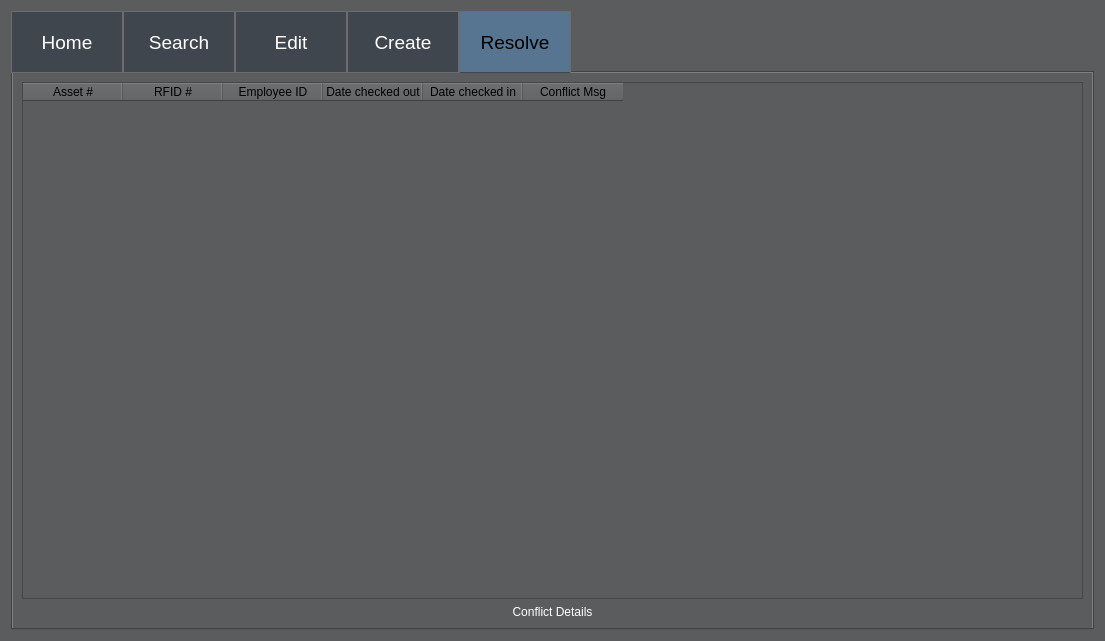
The window that ui/Admin_Level2_Access.ui (Capstone-RFID/Code) describes before a commit, drawn with Qt 5.
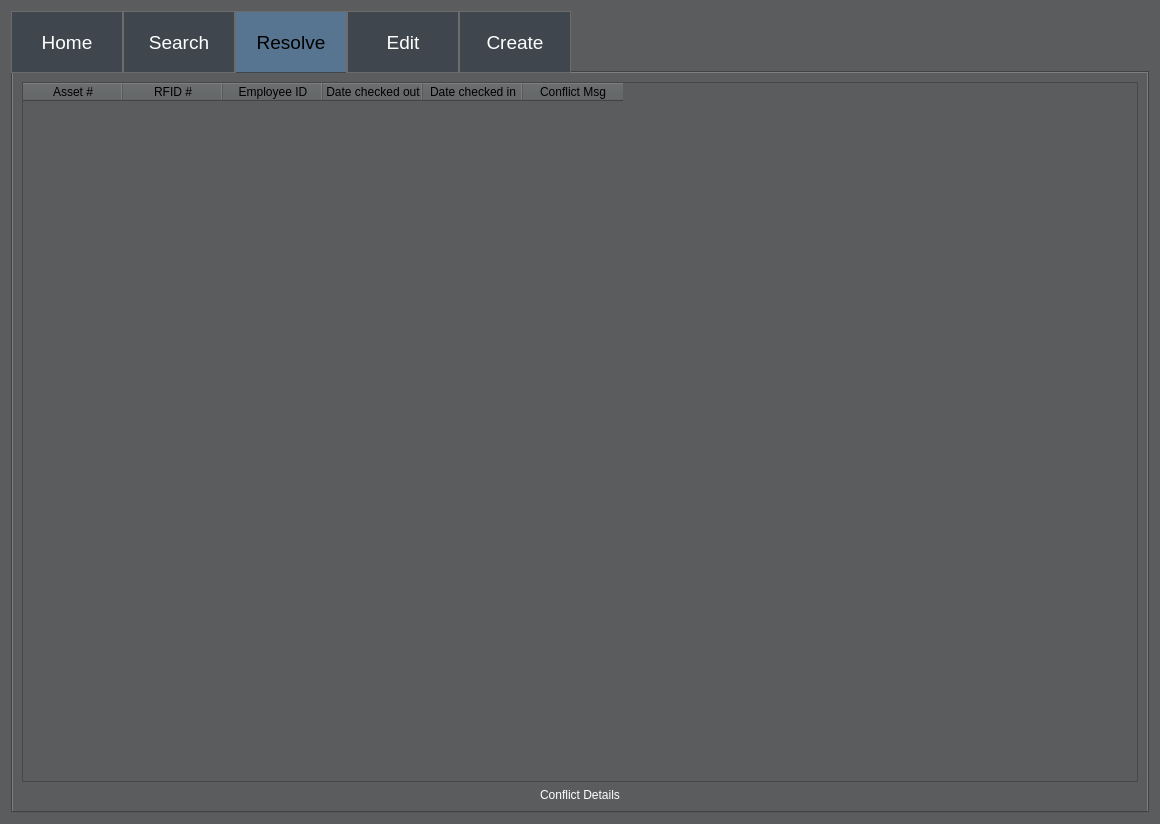
The same window after the commit. The open tabs and pages were chosen to show the change.

Commit message: Table header size changes

Diff of the .ui file:
```diff
--- a/ui/Admin_Level2_Access.ui
+++ b/ui/Admin_Level2_Access.ui
@@ -6,8 +6,8 @@
    <rect>
     <x>0</x>
     <y>0</y>
-    <width>1105</width>
-    <height>641</height>
+    <width>1160</width>
+    <height>824</height>
    </rect>
   </property>
   <property name="windowTitle">
@@ -1004,6 +1004,54 @@
        </item>
       </layout>
      </widget>
+     <widget class="QWidget" name="Resolve_Tab">
+      <attribute name="title">
+       <string>Resolve</string>
+      </attribute>
+      <layout class="QVBoxLayout" name="verticalLayout_12">
+       <item>
+        <widget class="QTableWidget" name="Resolve_Display_Conflicts_Table">
+         <column>
+          <property name="text">
+           <string>Asset #</string>
+          </property>
+         </column>
+         <column>
+          <property name="text">
+           <string>RFID #</string>
+          </property>
+         </column>
+         <column>
+          <property name="text">
+           <string>Employee ID</string>
+          </property>
+         </column>
+         <column>
+          <property name="text">
+           <string>Date checked out</string>
+          </property>
+         </column>
+         <column>
+          <property name="text">
+           <string>Date checked in</string>
+          </property>
+         </column>
+         <column>
+          <property name="text">
+           <string>Conflict Msg</string>
+          </property>
+         </column>
+        </widget>
+       </item>
+       <item>
+        <widget class="QPushButton" name="pushButton">
+         <property name="text">
+          <string>Conflict Details</string>
+         </property>
+        </widget>
+       </item>
+      </layout>
+     </widget>
      <widget class="QWidget" name="Edit_Tab">
       <attribute name="title">
        <string>Edit</string>
@@ -1652,54 +1700,6 @@
        </item>
       </layout>
      </widget>
-     <widget class="QWidget" name="Resolve_Tab">
-      <attribute name="title">
-       <string>Resolve</string>
-      </attribute>
-      <layout class="QVBoxLayout" name="verticalLayout_12">
-       <item>
-        <widget class="QTableWidget" name="Resolve_Display_Conflicts_Table">
-         <column>
-          <property name="text">
-           <string>Asset #</string>
-          </property>
-         </column>
-         <column>
-          <property name="text">
-           <string>RFID #</string>
-          </property>
-         </column>
-         <column>
-          <property name="text">
-           <string>Employee ID</string>
-          </property>
-         </column>
-         <column>
-          <property name="text">
-           <string>Date checked out</string>
-          </property>
-         </column>
-         <column>
-          <property name="text">
-           <string>Date checked in</string>
-          </property>
-         </column>
-         <column>
-          <property name="text">
-           <string>Conflict Msg</string>
-          </property>
-         </column>
-        </widget>
-       </item>
-       <item>
-        <widget class="QPushButton" name="pushButton">
-         <property name="text">
-          <string>Conflict Details</string>
-         </property>
-        </widget>
-       </item>
-      </layout>
-     </widget>
     </widget>
    </item>
   </layout>
```
Left out of the diff: 6 changed lines with no effect on the pictures. The commit also changes 1 other file.
